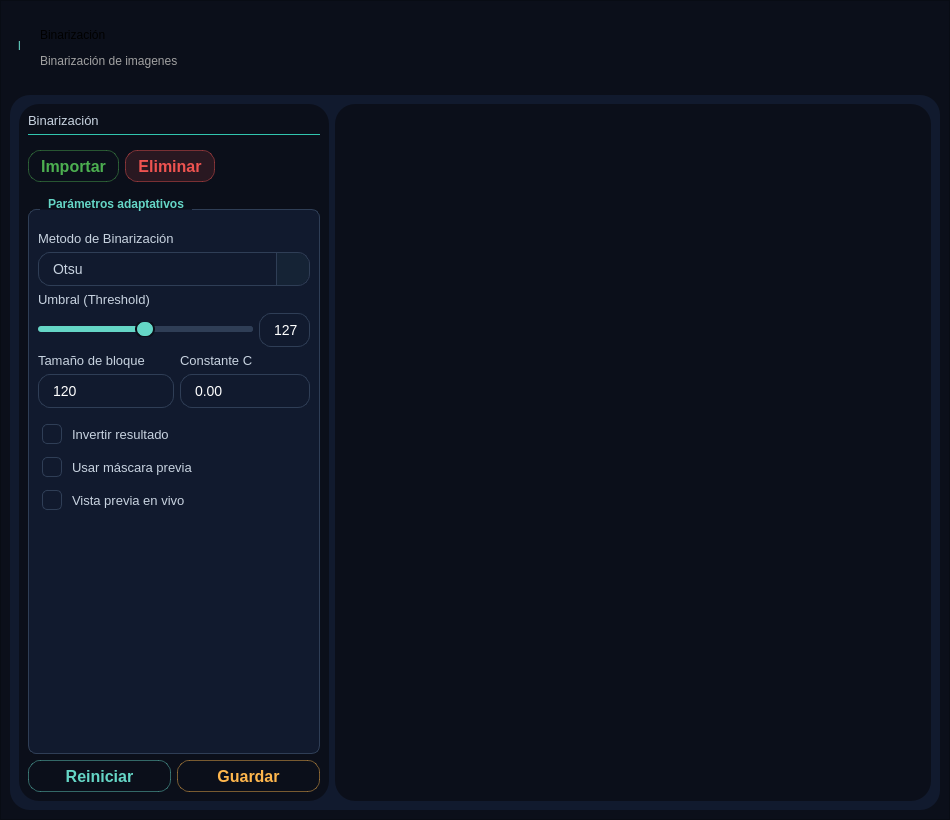
Qt form ui/pages/Tfrm_Binarizacion.ui (DemonSlayer5768/BioImageOptimizer) before a commit.
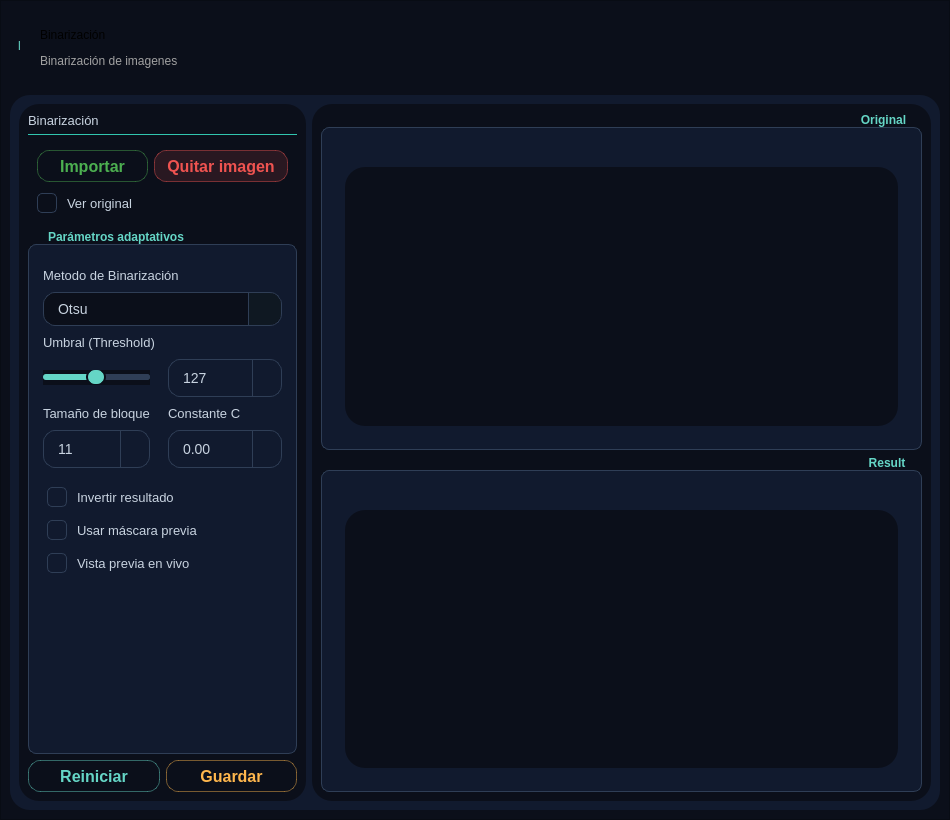
The same form after that commit. Icons and pictures are not drawn.

Commit message: feat: funciones de botones pantalla binarizacion

The edit to the form file:
```diff
--- a/ui/pages/Tfrm_Binarizacion.ui
+++ b/ui/pages/Tfrm_Binarizacion.ui
@@ -122,8 +122,28 @@
          </size>
         </property>
         <property name="styleSheet">
-         <string notr="true">background-color: rgb(17, 26, 46);
-border-radius: 20px;</string>
+         <string notr="true">QFrame {
+	background-color: rgb(17, 26, 46);
+	border-radius: 20px;
+}
+
+QGroupBox {
+    background-color: rgb(17, 26, 46);
+    border: 1px solid #2f3e56;
+    border-radius: 8px;
+    margin-top: 14px;      /* espacio para el título */
+    padding: 14px 14px 14px 14px;  /* espacio interno uniforme */
+    font-weight: 600;
+}
+
+QGroupBox::title {
+    subcontrol-origin: margin;
+    subcontrol-position: top left;
+    left: 12px;
+    padding: 0 6px;
+    color: #65D6C6;
+}
+</string>
         </property>
         <property name="frameShape">
          <enum>QFrame::Shape::StyledPanel</enum>
@@ -150,6 +170,52 @@
              <property name="frameShadow">
               <enum>QFrame::Shadow::Raised</enum>
              </property>
+             <layout class="QVBoxLayout" name="verticalLayout_4">
+              <item>
+               <widget class="QGroupBox" name="grp_original">
+                <property name="title">
+                 <string>Original</string>
+                </property>
+                <layout class="QHBoxLayout" name="horizontalLayout_3">
+                 <property name="topMargin">
+                  <number>25</number>
+                 </property>
+                 <item>
+                  <widget class="QLabel" name="lb_img_orignal">
+                   <property name="text">
+                    <string/>
+                   </property>
+                   <property name="scaledContents">
+                    <bool>true</bool>
+                   </property>
+                  </widget>
+                 </item>
+                </layout>
+               </widget>
+              </item>
+              <item>
+               <widget class="QGroupBox" name="grp_bin">
+                <property name="title">
+                 <string>Result</string>
+                </property>
+                <layout class="QHBoxLayout" name="horizontalLayout_4">
+                 <property name="topMargin">
+                  <number>25</number>
+                 </property>
+                 <item>
+                  <widget class="QLabel" name="lb_img_bin">
+                   <property name="text">
+                    <string/>
+                   </property>
+                   <property name="scaledContents">
+                    <bool>true</bool>
+                   </property>
+                  </widget>
+                 </item>
+                </layout>
+               </widget>
+              </item>
+             </layout>
             </widget>
            </item>
            <item>
@@ -214,18 +280,24 @@
                </widget>
               </item>
               <item>
-               <layout class="QHBoxLayout" name="Layout_btns">
-                <property name="spacing">
-                 <number>6</number>
+               <layout class="QGridLayout" name="gridLayout_2">
+                <property name="leftMargin">
+                 <number>9</number>
                 </property>
                 <property name="topMargin">
                  <number>9</number>
                 </property>
+                <property name="rightMargin">
+                 <number>9</number>
+                </property>
                 <property name="bottomMargin">
                  <number>9</number>
                 </property>
-                <item>
-                 <widget class="QPushButton" name="btn_agregar">
+                <property name="verticalSpacing">
+                 <number>9</number>
+                </property>
+                <item row="0" column="0">
+                 <widget class="QPushButton" name="btn_importar">
                   <property name="cursor">
                    <cursorShape>PointingHandCursor</cursorShape>
                   </property>
@@ -233,7 +305,7 @@
                    <enum>Qt::LayoutDirection::LeftToRight</enum>
                   </property>
                   <property name="styleSheet">
-                   <string notr="true">QPushButton#btn_agregar {
+                   <string notr="true">QPushButton#btn_importar {
 	background-color: transparent;
     border: 1px solid rgba(76, 175, 80, 0.45);
     border-radius: 12px;
@@ -251,7 +323,7 @@
     background-color: #388E3C;
     color: #ffffff;
 }
-QPushButton#btn_agregar:disabled {
+QPushButton#btn_importar:disabled {
     background-color: rgba(47, 62, 86, 0.35);
     border: 1px solid rgba(47, 62, 86, 0.6);
     color: #64748b;
@@ -267,7 +339,7 @@
                   </property>
                  </widget>
                 </item>
-                <item>
+                <item row="0" column="1">
                  <widget class="QPushButton" name="btn_eliminar">
                   <property name="enabled">
                    <bool>true</bool>
@@ -301,7 +373,7 @@
 }</string>
                   </property>
                   <property name="text">
-                   <string>Eliminar</string>
+                   <string>Quitar imagen</string>
                   </property>
                   <property name="icon">
                    <iconset>
@@ -309,18 +381,50 @@
                   </property>
                  </widget>
                 </item>
-                <item>
-                 <spacer name="horizontalSpacer">
-                  <property name="orientation">
-                   <enum>Qt::Orientation::Horizontal</enum>
+                <item row="1" column="0">
+                 <widget class="QCheckBox" name="chk_ver_original">
+                  <property name="styleSheet">
+                   <string notr="true">/* ===== CheckBox ===== */
+QCheckBox {
+	background-color: transparent;
+    spacing: 10px;         /* separación indicador ↔ texto */
+    color: #c8d3e0;
+    font-size: 13px;
+    font-weight: 300;
+    margin: 2px 0;         /* separación vertical entre checkboxes */
+}
+
+QCheckBox::indicator {
+    width: 18px;
+    height: 18px;
+    border: 1px solid #2f3e56;
+    border-radius: 5px;
+}
+
+QCheckBox:hover { color: #65D6C6; }
+QCheckBox::indicator:hover { border: 1px solid #65D6C6; }
+
+QCheckBox::indicator:checked {
+    border: 1px solid #65D6C6;
+    image: url(&quot;D:/Git/BioImageOptimizer/resources/Icons/Icons_aqua/verify.png&quot;);
+    width: 15px;
+    height: 15px;
+}
+
+QCheckBox::indicator:disabled {
+    background-color: #0d1422;
+    border: 1px solid #1e2a3d;
+}
+QCheckBox:disabled { color: #4a5a70; }
+</string>
                   </property>
-                  <property name="sizeHint" stdset="0">
-                   <size>
-                    <width>40</width>
-                    <height>20</height>
-                   </size>
+                  <property name="text">
+                   <string>Ver original</string>
                   </property>
-                 </spacer>
+                  <property name="checked">
+                   <bool>true</bool>
+                  </property>
+                 </widget>
                 </item>
                </layout>
               </item>
@@ -330,113 +434,209 @@
                  <cursorShape>PointingHandCursor</cursorShape>
                 </property>
                 <property name="styleSheet">
-                 <string notr="true">/* ===== GroupBox ===== */
-QGroupBox {
-	background-color: rgb(17, 26, 46);
-    border: 1px solid #2f3e56;
-    border-radius: 8px;
-    margin-top: 12px;
-    padding-top: 12px;
-    font-weight: 600;
+                 <string notr="true">QGroupBox{
+ background-color: rgb(17, 26, 46);
 }
 
-QGroupBox::title {
-    subcontrol-origin: margin;
-    left: 12px;
-    padding: 0 6px;
-    color: #65D6C6;
-}
-
+/* ===== Labels ===== */
 QLabel {
-	background-color: rgb(17, 26, 46);
- 	color: #c8d3e0;
+    background-color: rgb(17, 26, 46);
+    color: #c8d3e0;
     font-family: &quot;Segoe UI&quot;, &quot;Inter&quot;, sans-serif;
     font-size: 13px;
+    margin: 0;             /* el layout controla la separación */
 }
 
+/* ===== CheckBox ===== */
+QCheckBox {
+	background-color: rgb(17, 26, 46);
+    spacing: 10px;         /* separación indicador ↔ texto */
+    color: #c8d3e0;
+    font-size: 13px;
+    font-weight: 300;
+    margin: 2px 0;         /* separación vertical entre checkboxes */
+}
+
+QCheckBox::indicator {
+    width: 18px;
+    height: 18px;
+    border: 1px solid #2f3e56;
+    border-radius: 5px;
+}
+
+QCheckBox:hover { color: #65D6C6; }
+QCheckBox::indicator:hover { border: 1px solid #65D6C6; }
+
+QCheckBox::indicator:checked {
+    border: 1px solid #65D6C6;
+    image: url(&quot;D:/Git/BioImageOptimizer/resources/Icons/Icons_aqua/verify.png&quot;);
+    width: 15px;
+    height: 15px;
+}
+
+QCheckBox::indicator:disabled {
+    background-color: #0d1422;
+    border: 1px solid #1e2a3d;
+}
+QCheckBox:disabled { color: #4a5a70; }
+
+/* ===== SpinBox ===== */
 QSpinBox, QDoubleSpinBox {
     background-color: #111a2e;
     border: 1px solid #2f3e56;
     border-radius: 12px;
-
-    color: #ffffffff;
-
+    color: #c8d3e0;
+    font-family: &quot;Segoe UI&quot;, &quot;Inter&quot;, sans-serif;
     font-size: 14px;
-    font-weight: 300;
+    font-weight: 400;
+    padding: 4px 30px 4px 12px;
+    min-height: 28px;
 
-    padding: 6px 8px 6px 12px;
-
-    min-height: 20px;
+    /* Elimina el fondo magenta del texto seleccionado */
+    selection-background-color: transparent;
+    selection-color: #c8d3e0;   /* mismo color que el texto normal */
 }
 
 QSpinBox:hover, QDoubleSpinBox:hover {
     border: 1px solid #3a506b;
     background-color: #16223a;
 }
-
 QSpinBox:focus, QDoubleSpinBox:focus {
     border: 1px solid #65D6C6;
 }
-
 QSpinBox:disabled, QDoubleSpinBox:disabled {
     background-color: #0d1422;
     border: 1px solid #1e2a3d;
     color: #4a5a70;
 }
 
-
-QCheckBox {
-    spacing: 10px;
-    color: #c8d3e0;
-    font-size: 13px;
-    font-weight: 300;
+/* Botones de flechas */
+QSpinBox::up-button, QDoubleSpinBox::up-button {
+    subcontrol-origin: padding;
+    subcontrol-position: top right;
+    width: 28px;
+    border: none;
+    border-left: 1px solid #2f3e56;
+    border-top-right-radius: 11px;
 }
-
-QCheckBox::indicator {
-    width: 18px;
-    height: 18px;
-    border: 1px solid #2f3e56;
-    border-radius: 5px;
+QSpinBox::down-button, QDoubleSpinBox::down-button {
+    subcontrol-origin: padding;
+    subcontrol-position: bottom right;
+    width: 28px;
+    border: none;
+    border-left: 1px solid #2f3e56;
+    border-bottom-right-radius: 11px;
 }
 
-
-QCheckBox:hover {
-    color: #65D6C6;
+/* Iconos */
+QSpinBox::up-arrow, QDoubleSpinBox::up-arrow {
+    image: url(&quot;D:/Git/BioImageOptimizer/resources/Icons/Icons_aqua/chevron_up.png&quot;);
+    width: 12px; height: 12px;
 }
-
-
-QCheckBox::indicator:hover {
-    border: 1px solid #65D6C6;
+QSpinBox::down-arrow, QDoubleSpinBox::down-arrow {
+    image: url(&quot;D:/Git/BioImageOptimizer/resources/Icons/Icons_aqua/chevron_down.png&quot;);
+    width: 12px; height: 12px;
 }
 
-QCheckBox::indicator:checked {
-    border: 1px solid #65D6C6;
-	 image: url(&quot;D:/Git/BioImageOptimizer/resources/Icons/Icons_aqua/verify.png&quot;);
-    width: 15px;
-    height: 15px;
+/* Hover flechas */
+QSpinBox::up-button:hover, QSpinBox::down-button:hover,
+QDoubleSpinBox::up-button:hover, QDoubleSpinBox::down-button:hover {
+    background-color: rgba(101, 214, 198, 0.15);
 }
 
-QCheckBox::indicator:disabled {
-    background-color: #0d1422;
-    border: 1px solid #1e2a3d;
-}
-
-QCheckBox:disabled {
-    color: #4a5a70;
-}
-</string>
+/* Flechas disabled */
+QSpinBox::up-arrow:disabled, QSpinBox::down-arrow:disabled,
+QDoubleSpinBox::up-arrow:disabled, QDoubleSpinBox::down-arrow:disabled {
+    image: none;
+}</string>
                 </property>
                 <property name="title">
                  <string>Parámetros adaptativos</string>
                 </property>
-                <layout class="QGridLayout" name="gridLayout" rowstretch="0,0,0,0,0,0,0,0" columnstretch="0,0,0" columnminimumwidth="0,0,0">
-                 <item row="4" column="1">
+                <layout class="QGridLayout" name="gridLayout" rowstretch="0,0,0,0,0,0,0,0,0,0,0" columnstretch="0,0,0" columnminimumwidth="0,0,0">
+                 <property name="leftMargin">
+                  <number>0</number>
+                 </property>
+                 <property name="topMargin">
+                  <number>9</number>
+                 </property>
+                 <property name="rightMargin">
+                  <number>0</number>
+                 </property>
+                 <property name="bottomMargin">
+                  <number>9</number>
+                 </property>
+                 <property name="spacing">
+                  <number>9</number>
+                 </property>
+                 <item row="6" column="0">
+                  <widget class="QLabel" name="label_2">
+                   <property name="text">
+                    <string>Tamaño de bloque</string>
+                   </property>
+                  </widget>
+                 </item>
+                 <item row="2" column="0" colspan="2">
+                  <widget class="QLabel" name="lb_parametros">
+                   <property name="text">
+                    <string>Umbral (Threshold)</string>
+                   </property>
+                  </widget>
+                 </item>
+                 <item row="6" column="2">
                   <widget class="QLabel" name="label_3">
                    <property name="text">
                     <string>Constante C</string>
                    </property>
                   </widget>
                  </item>
+                 <item row="3" column="2">
+                  <widget class="QSpinBox" name="spin_umbral">
+                   <property name="layoutDirection">
+                    <enum>Qt::LayoutDirection::LeftToRight</enum>
+                   </property>
+                   <property name="styleSheet">
+                    <string notr="true"/>
+                   </property>
+                   <property name="readOnly">
+                    <bool>false</bool>
+                   </property>
+                   <property name="buttonSymbols">
+                    <enum>QAbstractSpinBox::ButtonSymbols::UpDownArrows</enum>
+                   </property>
+                   <property name="maximum">
+                    <number>255</number>
+                   </property>
+                   <property name="value">
+                    <number>127</number>
+                   </property>
+                  </widget>
+                 </item>
+                 <item row="7" column="0">
+                  <widget class="QSpinBox" name="spin_tamano_bloque">
+                   <property name="layoutDirection">
+                    <enum>Qt::LayoutDirection::LeftToRight</enum>
+                   </property>
+                   <property name="styleSheet">
+                    <string notr="true"/>
+                   </property>
+                   <property name="readOnly">
+                    <bool>false</bool>
+                   </property>
+                   <property name="buttonSymbols">
+                    <enum>QAbstractSpinBox::ButtonSymbols::UpDownArrows</enum>
+                   </property>
+                   <property name="minimum">
+                    <number>3</number>
+                   </property>
+                   <property name="maximum">
+                    <number>255</number>
+                   </property>
+                   <property name="value">
+                    <number>11</number>
+                   </property>
+                  </widget>
+                 </item>
                  <item row="1" column="0" colspan="3">
                   <widget class="QComboBox" name="cmb_metodo">
                    <property name="layoutDirection">
@@ -538,78 +738,14 @@
                    </item>
                   </widget>
                  </item>
-                 <item row="5" column="0">
-                  <widget class="QSpinBox" name="spin_tamano_bloque">
-                   <property name="layoutDirection">
-                    <enum>Qt::LayoutDirection::LeftToRight</enum>
-                   </property>
-                   <property name="styleSheet">
-                    <string notr="true"/>
-                   </property>
-                   <property name="readOnly">
-                    <bool>false</bool>
-                   </property>
+                 <item row="7" column="2">
+                  <widget class="QDoubleSpinBox" name="doubleSpinBox">
                    <property name="buttonSymbols">
-                    <enum>QAbstractSpinBox::ButtonSymbols::NoButtons</enum>
+                    <enum>QAbstractSpinBox::ButtonSymbols::UpDownArrows</enum>
                    </property>
-                   <property name="maximum">
-                    <number>255</number>
-                   </property>
-                   <property name="value">
-                    <number>120</number>
-                   </property>
                   </widget>
                  </item>
-                 <item row="3" column="0" colspan="2">
-                  <widget class="QSlider" name="slider_umbral">
-                   <property name="styleSheet">
-                    <string notr="true">QSlider::groove:horizontal {
-    height: 6px;
-    background-color: #2f3e56;
-    border-radius: 3px;
-}
-
-QSlider::sub-page:horizontal {
-    background-color: #65D6C6;
-    border-radius: 3px;
-}
-
-QSlider::add-page:horizontal {
-    background-color: #2f3e56;
-    border-radius: 3px;
-}
-
-QSlider::handle:horizontal {
-    background-color: #65D6C6;
-    border: 2px solid #0b0f1a;
-    width: 16px;
-    height: 16px;
-    margin: -6px 0;
-    border-radius: 9px;
-}
-
-QSlider::handle:horizontal:hover {
-    background-color: #8BE5D8;
-    border: 2px solid #65D6C6;
-}
-
-QSlider::handle:horizontal:disabled {
-    background-color: #4a5a70;
-    border: 2px solid #1b2a41;
-}</string>
-                   </property>
-                   <property name="maximum">
-                    <number>255</number>
-                   </property>
-                   <property name="sliderPosition">
-                    <number>127</number>
-                   </property>
-                   <property name="orientation">
-                    <enum>Qt::Orientation::Horizontal</enum>
-                   </property>
-                  </widget>
-                 </item>
-                 <item row="6" column="0" colspan="3">
+                 <item row="8" column="0" colspan="3">
                   <layout class="QVBoxLayout" name="verticalLayout_opciones">
                    <property name="spacing">
                     <number>5</number>
@@ -706,13 +842,20 @@
                       <string>Vista previa en vivo</string>
                      </property>
                      <property name="checked">
-                      <bool>true</bool>
+                      <bool>false</bool>
                      </property>
                     </widget>
                    </item>
                   </layout>
                  </item>
-                 <item row="7" column="0">
+                 <item row="0" column="0" colspan="3">
+                  <widget class="QLabel" name="label">
+                   <property name="text">
+                    <string>Metodo de Binarización</string>
+                   </property>
+                  </widget>
+                 </item>
+                 <item row="9" column="0">
                   <spacer name="verticalSpacer">
                    <property name="orientation">
                     <enum>Qt::Orientation::Vertical</enum>
@@ -725,53 +868,52 @@
                    </property>
                   </spacer>
                  </item>
-                 <item row="0" column="0">
-                  <widget class="QLabel" name="label">
-                   <property name="text">
-                    <string>Metodo de Binarización</string>
-                   </property>
-                  </widget>
-                 </item>
-                 <item row="2" column="0" colspan="2">
-                  <widget class="QLabel" name="lb_parametros">
-                   <property name="text">
-                    <string>Umbral (Threshold)</string>
-                   </property>
-                  </widget>
-                 </item>
-                 <item row="3" column="2">
-                  <widget class="QSpinBox" name="spin_umbral">
-                   <property name="layoutDirection">
-                    <enum>Qt::LayoutDirection::LeftToRight</enum>
-                   </property>
+                 <item row="3" column="0">
+                  <widget class="QSlider" name="slider_umbral">
                    <property name="styleSheet">
-                    <string notr="true"/>
-                   </property>
-                   <property name="readOnly">
-                    <bool>false</bool>
-                   </property>
-                   <property name="buttonSymbols">
-                    <enum>QAbstractSpinBox::ButtonSymbols::NoButtons</enum>
+                    <string notr="true">QSlider::groove:horizontal {
+    height: 6px;
+    background-color: #2f3e56;
+    border-radius: 3px;
+}
+
+QSlider::sub-page:horizontal {
+    background-color: #65D6C6;
+    border-radius: 3px;
+}
+
+QSlider::add-page:horizontal {
+    background-color: #2f3e56;
+    border-radius: 3px;
+}
+
+QSlider::handle:horizontal {
+    background-color: #65D6C6;
+    border: 2px solid #0b0f1a;
+    width: 16px;
+    height: 16px;
+    margin: -6px 0;
+    border-radius: 9px;
+}
+
+QSlider::handle:horizontal:hover {
+    background-color: #8BE5D8;
+    border: 2px solid #65D6C6;
+}
+
+QSlider::handle:horizontal:disabled {
+    background-color: #4a5a70;
+    border: 2px solid #1b2a41;
+}</string>
                    </property>
                    <property name="maximum">
                     <number>255</number>
                    </property>
-                   <property name="value">
+                   <property name="sliderPosition">
                     <number>127</number>
                    </property>
-                  </widget>
-                 </item>
-                 <item row="5" column="1" colspan="2">
-                  <widget class="QDoubleSpinBox" name="doubleSpinBox">
-                   <property name="buttonSymbols">
-                    <enum>QAbstractSpinBox::ButtonSymbols::NoButtons</enum>
-                   </property>
-                  </widget>
-                 </item>
-                 <item row="4" column="0">
-                  <widget class="QLabel" name="label_2">
-                   <property name="text">
-                    <string>Tamaño de bloque</string>
+                   <property name="orientation">
+                    <enum>Qt::Orientation::Horizontal</enum>
                    </property>
                   </widget>
                  </item>
```
Left out of the diff: 6 changed lines with no effect on the pictures. The commit also changes 7 other files.
